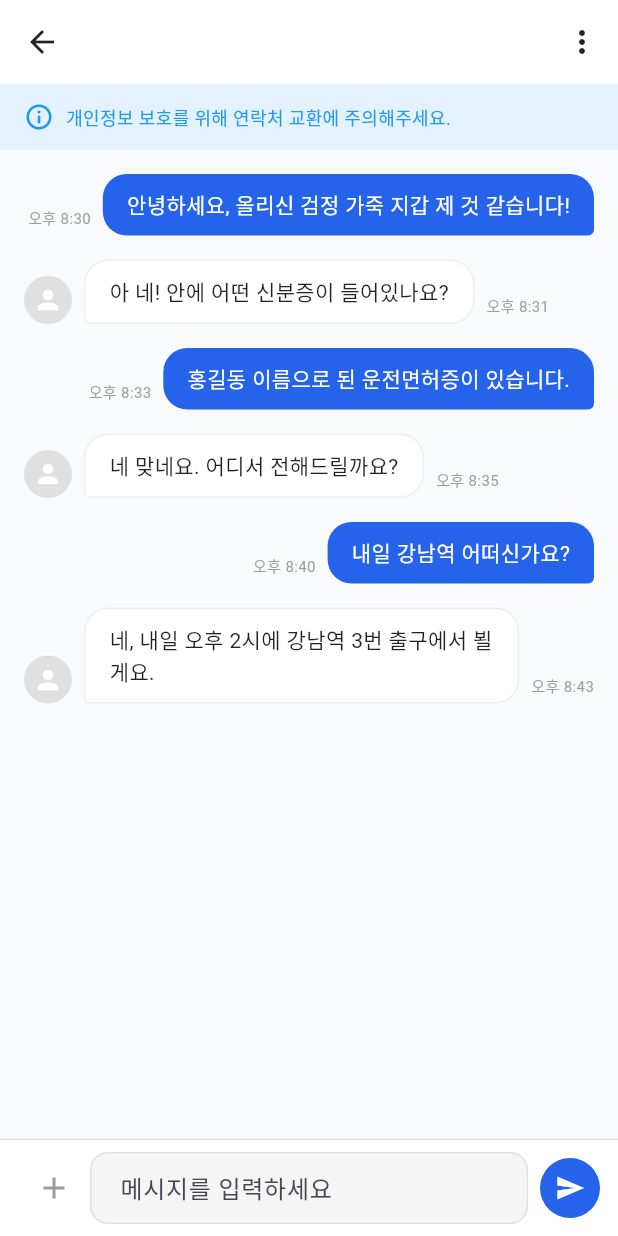
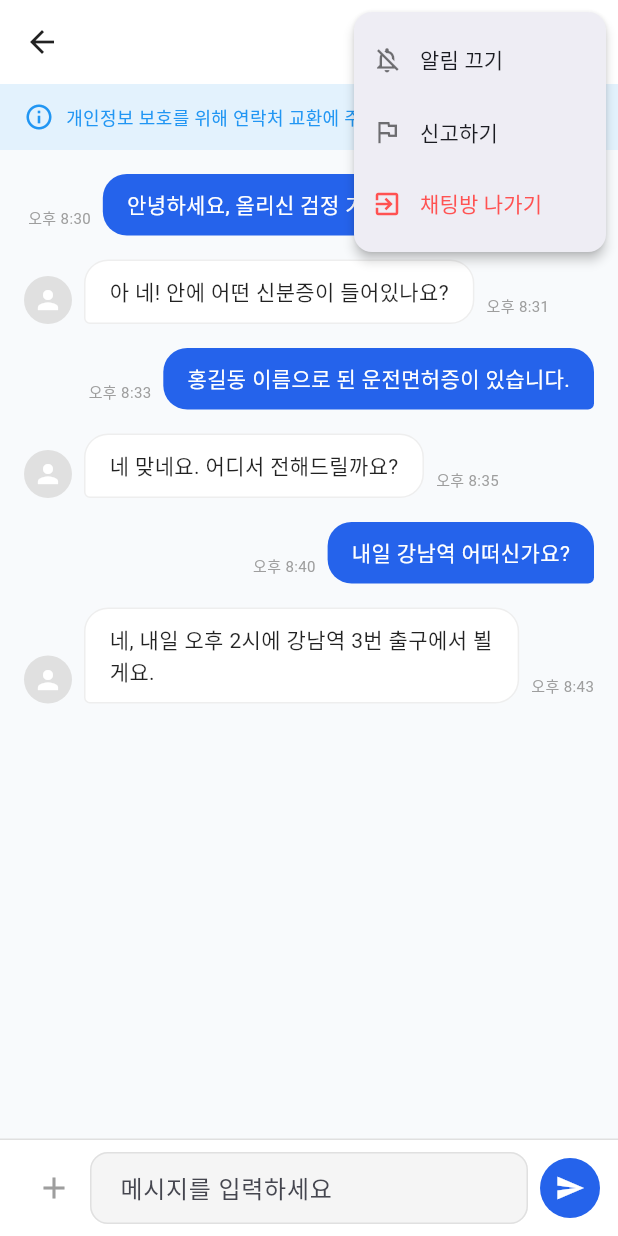
Before and after one commit to chatda-cloud/chatda-cloud-FE, a Flutter app: the ChatDetailScreen screen opened directly with empty values, after a tap on the "more vert" icon, on a phone screen of 412 x 824 dp. Run offline on Flutter 3.47's test engine with Material 3 defaults, Android fonts, the phone set to English and light mode, and no system bars; our stand-ins replace flutter_riverpod.

Commit message:
feat: 채팅방 메뉴 기능 추가 및 검색 UI 개선

```diff
--- a/lib/features/chat/chat_detail_screen.dart
+++ b/lib/features/chat/chat_detail_screen.dart
@@ -1,4 +1,5 @@
 import 'package:flutter/material.dart';
+import '../../widgets/chatda_dialog.dart';
 
 class ChatDetailScreen extends StatefulWidget {
   final String counterpartName;
@@ -16,6 +17,7 @@ class ChatDetailScreen extends StatefulWidget {
 
 class _ChatDetailScreenState extends State<ChatDetailScreen> {
   final TextEditingController _msgController = TextEditingController();
+  bool _notificationOn = true;
 
   // 더미 메시지 데이터
   final List<Map<String, dynamic>> _messages = [
@@ -29,12 +31,11 @@ class _ChatDetailScreenState extends State<ChatDetailScreen> {
 
   void _sendMessage() {
     if (_msgController.text.trim().isEmpty) return;
-
     setState(() {
       _messages.add({
         'text': _msgController.text.trim(),
         'isMe': true,
-        'time': '방금 전', // 실제 앱에서는 DateTime 포맷팅
+        'time': '방금 전',
       });
       _msgController.clear();
     });
@@ -51,7 +52,73 @@ class _ChatDetailScreenState extends State<ChatDetailScreen> {
           ],
         ),
         actions: [
-          IconButton(icon: const Icon(Icons.more_vert), onPressed: () {}),
+          PopupMenuButton<String>(
+            icon: const Icon(Icons.more_vert),
+            shape: RoundedRectangleBorder(borderRadius: BorderRadius.circular(12)),
+            onSelected: (value) {
+              switch (value) {
+                case 'notification':
+                  setState(() => _notificationOn = !_notificationOn);
+                  ScaffoldMessenger.of(context).showSnackBar(
+                    SnackBar(
+                      content: Text(_notificationOn ? '알림이 켜졌습니다.' : '알림이 꺼졌습니다.'),
+                      duration: const Duration(seconds: 1),
+                      behavior: SnackBarBehavior.floating,
+                      shape: RoundedRectangleBorder(borderRadius: BorderRadius.circular(10)),
+                    ),
+                  );
+                  break;
+                case 'report':
+                  ChatdaDialog.showSuccess(
+                    context: context,
+                    title: '신고 접수',
+                    message: '신고가 접수되었습니다.\n검토 후 조치하겠습니다.',
+                  );
+                  break;
+                case 'leave':
+                  ChatdaDialog.showConfirm(
+                    context: context,
+                    title: '채팅방 나가기',
+                    message: '채팅방을 나가시겠습니까?\n대화 내용이 삭제됩니다.',
+                    confirmText: '나가기',
+                    onConfirm: () => Navigator.pop(context),
+                  );
+                  break;
+              }
+            },
+            itemBuilder: (context) => [
+              PopupMenuItem(
+                value: 'notification',
+                child: Row(
+                  children: [
+                    Icon(_notificationOn ? Icons.notifications_off_outlined : Icons.notifications_outlined, size: 20, color: Colors.black54),
+                    const SizedBox(width: 12),
+                    Text(_notificationOn ? '알림 끄기' : '알림 켜기'),
+                  ],
+                ),
+              ),
+              const PopupMenuItem(
+                value: 'report',
+                child: Row(
+                  children: [
+                    Icon(Icons.flag_outlined, size: 20, color: Colors.black54),
+                    SizedBox(width: 12),
+                    Text('신고하기'),
+                  ],
+                ),
+              ),
+              const PopupMenuItem(
+                value: 'leave',
+                child: Row(
+                  children: [
+                    Icon(Icons.exit_to_app, size: 20, color: Colors.redAccent),
+                    SizedBox(width: 12),
+                    Text('채팅방 나가기', style: TextStyle(color: Colors.redAccent)),
+                  ],
+                ),
+              ),
+            ],
+          ),
         ],
       ),
       body: Column(
@@ -139,7 +206,39 @@ class _ChatDetailScreenState extends State<ChatDetailScreen> {
               children: [
                 IconButton(
                   icon: const Icon(Icons.add, color: Colors.grey),
-                  onPressed: () {},
+                  onPressed: () {
+                    showModalBottomSheet(
+                      context: context,
+                      shape: const RoundedRectangleBorder(borderRadius: BorderRadius.vertical(top: Radius.circular(16))),
+                      builder: (ctx) => SafeArea(
+                        child: Column(
+                          mainAxisSize: MainAxisSize.min,
+                          children: [
+                            ListTile(
+                              leading: const Icon(Icons.camera_alt_outlined),
+                              title: const Text('카메라'),
+                              onTap: () {
+                                Navigator.pop(ctx);
+                                ScaffoldMessenger.of(context).showSnackBar(
+                                  SnackBar(content: const Text('카메라 기능은 준비 중입니다.'), behavior: SnackBarBehavior.floating, shape: RoundedRectangleBorder(borderRadius: BorderRadius.circular(10))),
+                                );
+                              },
+                            ),
+                            ListTile(
+                              leading: const Icon(Icons.photo_library_outlined),
+                              title: const Text('사진 보내기'),
+                              onTap: () {
+                                Navigator.pop(ctx);
+                                ScaffoldMessenger.of(context).showSnackBar(
+                                  SnackBar(content: const Text('갤러리 기능은 준비 중입니다.'), behavior: SnackBarBehavior.floating, shape: RoundedRectangleBorder(borderRadius: BorderRadius.circular(10))),
+                                );
+                              },
+                            ),
+                          ],
+                        ),
+                      ),
+                    );
+                  },
                 ),
                 Expanded(
                   child: TextField(
```
Also changed, not shown: lib/features/chat/chat_list_screen.dart (+8 -7 lines).
